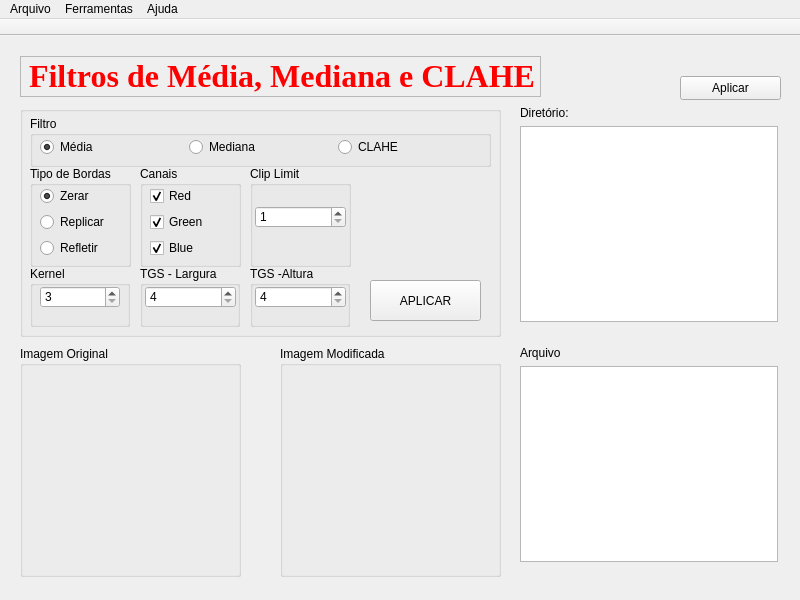
Before: the Qt Designer form mainwindow.ui in slovich/PdI, drawn with Qt 5.
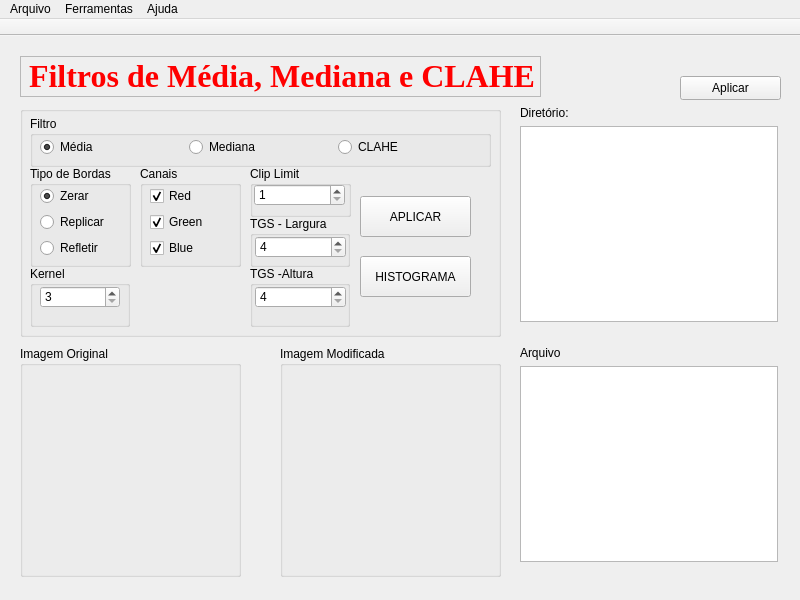
After: the same form once the commit is applied. Icons and pictures are not drawn.

Commit message:
Adicionada Classe C++ Histograma Imagem que rece uma imagem e retorna outra, sendo esta o histograma da imagem fornecida;
Adicionado à aplicação QDialog para exibição de imagens e seus
respectivos histogramas.

```diff
--- a/mainwindow.ui
+++ b/mainwindow.ui
@@ -1688,7 +1688,7 @@
          <x>230</x>
          <y>60</y>
          <width>101</width>
-         <height>101</height>
+         <height>51</height>
         </rect>
        </property>
        <property name="title">
@@ -1697,8 +1697,8 @@
        <widget class="QSpinBox" name="spinBox_clip_limit">
         <property name="geometry">
          <rect>
-          <x>5</x>
-          <y>40</y>
+          <x>4</x>
+          <y>18</y>
           <width>91</width>
           <height>22</height>
          </rect>
@@ -1717,10 +1717,10 @@
       <widget class="QGroupBox" name="groupBox_18">
        <property name="geometry">
         <rect>
-         <x>120</x>
-         <y>160</y>
+         <x>230</x>
+         <y>110</y>
          <width>100</width>
-         <height>61</height>
+         <height>51</height>
         </rect>
        </property>
        <property name="title">
@@ -1769,8 +1769,8 @@
       <widget class="QPushButton" name="pushButton_aplicar_filtro">
        <property name="geometry">
         <rect>
-         <x>350</x>
-         <y>174</y>
+         <x>340</x>
+         <y>90</y>
          <width>111</width>
          <height>41</height>
         </rect>
@@ -1828,6 +1828,19 @@
         </layout>
        </widget>
       </widget>
+      <widget class="QPushButton" name="pushButton_histograma_4">
+       <property name="geometry">
+        <rect>
+         <x>340</x>
+         <y>150</y>
+         <width>111</width>
+         <height>41</height>
+        </rect>
+       </property>
+       <property name="text">
+        <string>HISTOGRAMA</string>
+       </property>
+      </widget>
      </widget>
      <widget class="QPushButton" name="pushButton_selecionar_imagem_filtro">
       <property name="geometry">
```
Left out of the diff: 6 changed lines with no effect on the pictures. The commit also changes 21 other files.
